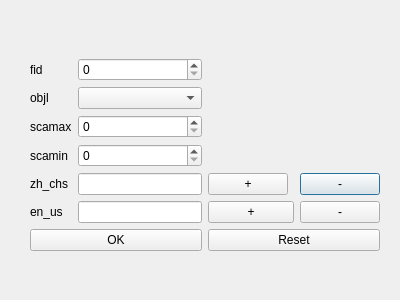
Qt form attributeform/Attribute_Form.ui (water-law/Zoomer) before a commit.
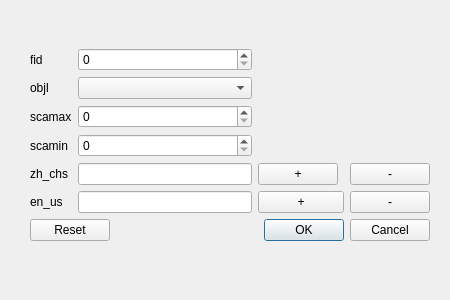
The same form after that commit.

```diff
--- a/attributeform/Attribute_Form.ui
+++ b/attributeform/Attribute_Form.ui
@@ -6,7 +6,7 @@
    <rect>
     <x>0</x>
     <y>0</y>
-    <width>400</width>
+    <width>450</width>
     <height>300</height>
    </rect>
   </property>
@@ -18,7 +18,7 @@
     <number>30</number>
    </property>
    <property name="topMargin">
-    <number>20</number>
+    <number>0</number>
    </property>
    <property name="rightMargin">
     <number>20</number>
@@ -120,16 +120,9 @@
      <item>
       <layout class="QHBoxLayout" name="horizontalLayout">
        <item>
-        <widget class="QPushButton" name="okButton">
-         <property name="text">
-          <string>OK</string>
-         </property>
-        </widget>
-       </item>
-       <item>
-        <widget class="QPushButton" name="resetButton">
-         <property name="text">
-          <string>Reset</string>
+        <widget class="QDialogButtonBox" name="buttonBox">
+         <property name="standardButtons">
+          <set>QDialogButtonBox::Cancel|QDialogButtonBox::Ok|QDialogButtonBox::Reset</set>
          </property>
         </widget>
        </item>
```
Left out of the diff: 116 changed lines with no effect on the pictures.
